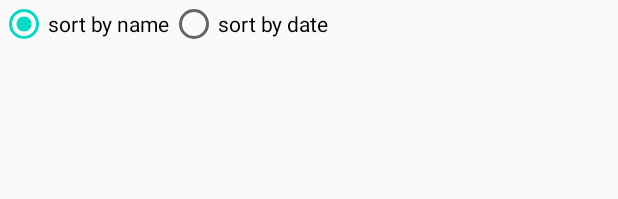
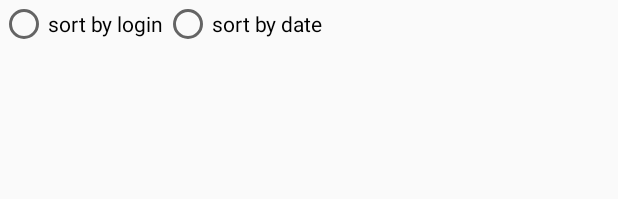
Before and after one commit to yono-ms/Native40, an Android app: the layout history_fragment.xml on its own in the app's theme, with its tools: preview values and no code run, on a phone screen of 412 x 824 dp. Shown: the top 199 px of the screen. Run offline under Robolectric (Android 15) with nearby library versions, the phone set to English and light mode, and no system bars.

```diff
--- a/app/src/main/res/layout/history_fragment.xml
+++ b/app/src/main/res/layout/history_fragment.xml
@@ -27,11 +27,11 @@
             app:layout_constraintTop_toTopOf="parent">
 
             <RadioButton
-                android:id="@+id/radioButtonName"
+                android:id="@+id/radioButtonLogin"
                 android:layout_width="match_parent"
                 android:layout_height="wrap_content"
-                android:checked="true"
-                android:text="@string/radio_name" />
+                android:checked="@={viewModel.sortByLogin}"
+                android:text="@string/radio_login" />
 
             <RadioButton
                 android:id="@+id/radioButtonDate"
--- a/app/src/main/res/values/strings.xml
+++ b/app/src/main/res/values/strings.xml
@@ -24,6 +24,6 @@
     <string name="login_hint">login</string>
     <string name="button_history">History</string>
     <string name="button_edit_history">Edit History</string>
-    <string name="radio_name">sort by name</string>
+    <string name="radio_login">sort by login</string>
     <string name="radio_date">sort by date</string>
 </resources>
```
Also changed, not shown: app/src/main/java/com/example/native40/HistoryFragment.kt (+25 -24 lines), app/src/main/java/com/example/native40/HistoryViewModel.kt (+18 -6 lines), 1 other file.
